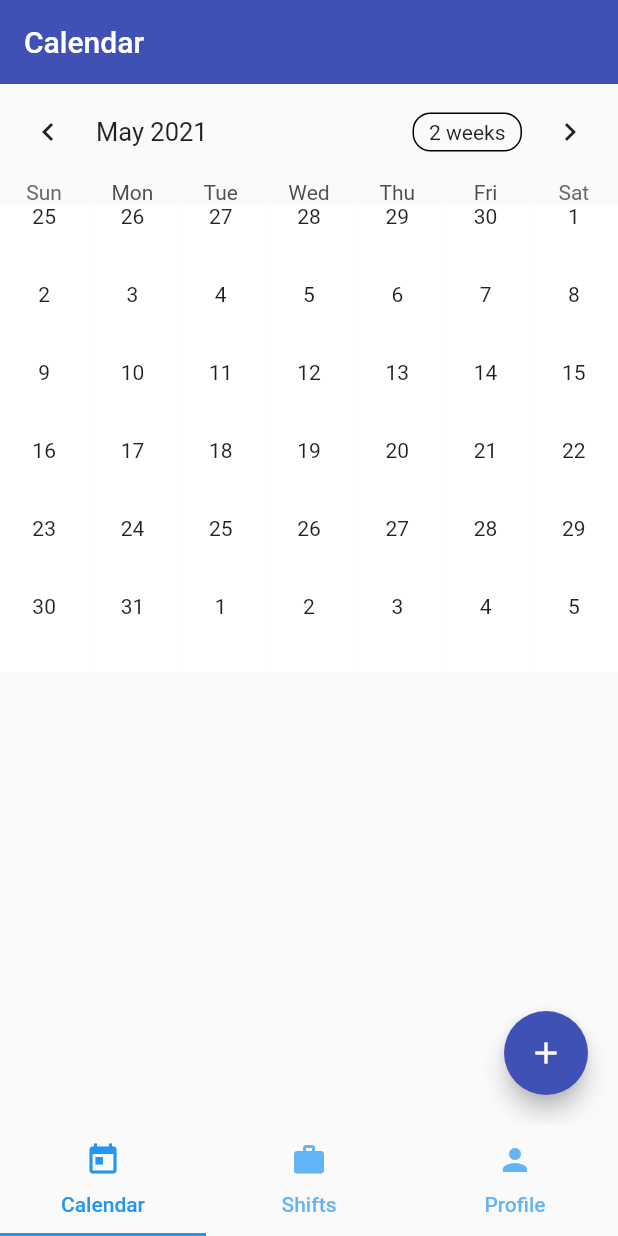
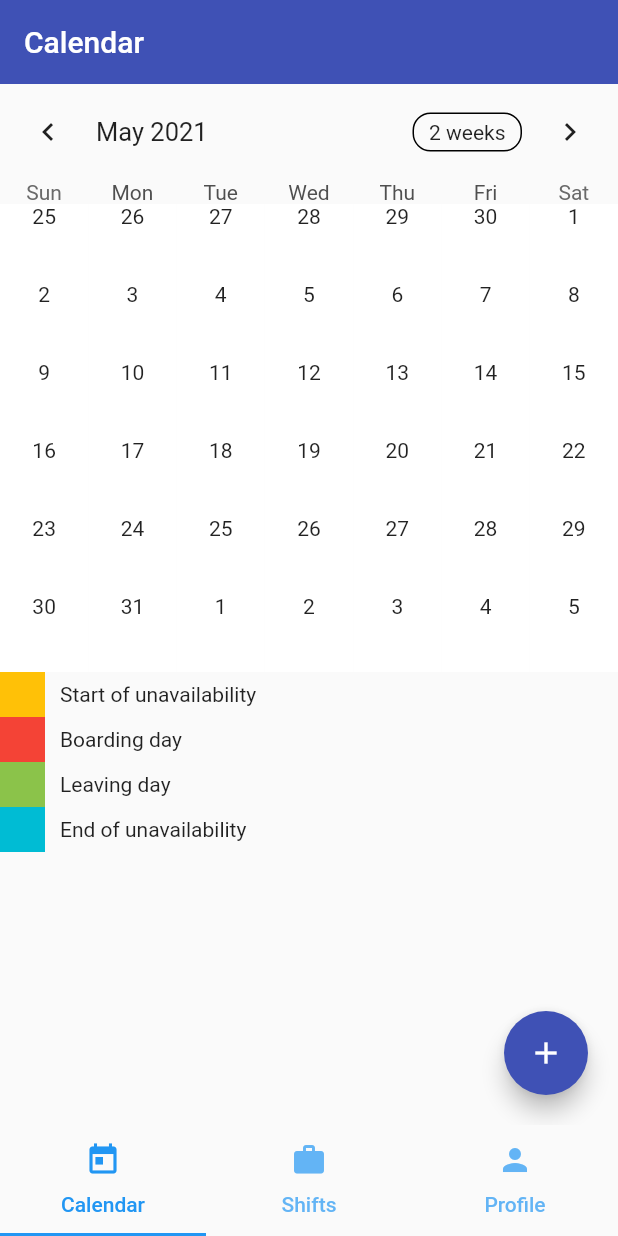
Before and after one commit to rodrigo-sp17/sea-mates, a Flutter app: the HomePage screen opened by its route, on a phone screen of 412 x 824 dp. Run offline on Flutter 3.47's test engine with Material 2 defaults, Android fonts, the phone set to English and light mode, and no system bars; drawn by our look-alikes of table_calendar; our stand-ins replace email_validator, flutter_signin_button, hive, hive_flutter, webview_flutter; accounts and stored records are empty.

Commit message:
feat: Add color captions to Calendar

```diff
--- a/lib/view/calendar_view.dart
+++ b/lib/view/calendar_view.dart
@@ -23,6 +23,12 @@ class _CalendarState extends State<CalendarView> {
       new LinkedHashSet<DateTime>(equals: isSameDay, hashCode: getHashCode);
   final unavailableDates =
       new LinkedHashSet<DateTime>(equals: isSameDay, hashCode: getHashCode);
+
+  final unStartColor = Colors.amber;
+  final boardingColor = Colors.red;
+  final unavailableColor = Colors.grey;
+  final leavingColor = Colors.lightGreen;
+  final unEndColor = Colors.cyan;
 
   void _parseShifts(Iterable<Shift> shifts) {
     shifts.forEach((shift) {
@@ -52,7 +58,8 @@ class _CalendarState extends State<CalendarView> {
               title: Text('Calendar'),
               pinned: true,
             ),
-            Consumer<ShiftListModel>(builder: (context, model, child) {
+            Consumer<ShiftListModel>(
+                builder: (context, model, child) {
                   return FutureBuilder(
                       future: model.shifts,
                       builder: (context, AsyncSnapshot<List<Shift>> snapshot) {
@@ -60,23 +67,24 @@ class _CalendarState extends State<CalendarView> {
                           var shifts = snapshot.data!;
                           _parseShifts(shifts);
                           return SliverList(
-                          delegate:
-                              SliverChildBuilderDelegate((context, int index) {
-                        return TableCalendar(
+                              delegate: SliverChildListDelegate.fixed([
+                            TableCalendar(
                                 calendarBuilders: CalendarBuilders(
                                     prioritizedBuilder:
                                         (context, DateTime day, focusedDay) {
                                   Color color = Colors.white;
-                              if (unavailabilityStartDates.contains(day)) {
-                                color = Colors.amber;
-                              } else if (boardingDates.contains(day)) {
-                                color = Colors.red;
+                                  if (boardingDates.contains(day)) {
+                                    color = boardingColor;
+                                  } else if (unavailabilityStartDates
+                                      .contains(day)) {
+                                    color = unStartColor;
                                   } else if (unavailableDates.contains(day)) {
-                                color = Colors.grey;
-                              } else if (unavailabilityEndDates.contains(day)) {
-                                color = Colors.cyan;
+                                    color = unavailableColor;
                                   } else if (leavingDates.contains(day)) {
-                                color = Colors.greenAccent;
+                                    color = leavingColor;
+                                  } else if (unavailabilityEndDates
+                                      .contains(day)) {
+                                    color = unEndColor;
                                   }
                                   return Container(
                                     alignment: Alignment.topCenter,
@@ -85,10 +93,12 @@ class _CalendarState extends State<CalendarView> {
                                   );
                                 }),
                                 focusedDay: DateTime.now(),
-                            firstDay:
-                                DateTime.now().subtract(Duration(days: 2000)),
-                            lastDay: DateTime.now().add(Duration(days: 2000)));
-                      }, childCount: 1));
+                                firstDay: DateTime.now()
+                                    .subtract(Duration(days: 2000)),
+                                lastDay:
+                                    DateTime.now().add(Duration(days: 2000))),
+                            child!
+                          ]));
                         } else if (snapshot.hasError) {
                           return SliverFillRemaining(
                             child: Center(
@@ -103,7 +113,13 @@ class _CalendarState extends State<CalendarView> {
                           ));
                         }
                       });
-            }),
+                },
+                child: SubtitleTable(<Color, String>{
+                  unStartColor: 'Start of unavailability',
+                  boardingColor: 'Boarding day',
+                  leavingColor: 'Leaving day',
+                  unEndColor: 'End of unavailability'
+                })),
           ],
         ),
         Positioned(
@@ -123,6 +139,39 @@ class _CalendarState extends State<CalendarView> {
   }
 }
 
+class SubtitleTable extends StatelessWidget {
+  const SubtitleTable(this.entries);
+  final Map<Color, String> entries;
+
+  List<TableRow> getRows() {
+    List<TableRow> result = [];
+    entries.forEach((key, value) {
+      result.add(TableRow(
+        children: [
+          Container(
+            color: key,
+            height: 30,
+          ),
+          Padding(
+            padding: EdgeInsets.only(left: 10),
+            child: Text(value),
+          )
+        ],
+      ));
+    });
+    return result;
+  }
+
+  @override
+  Widget build(BuildContext context) {
+    return Table(
+      defaultVerticalAlignment: TableCellVerticalAlignment.middle,
+      columnWidths: {0: FixedColumnWidth(30), 1: FlexColumnWidth()},
+      children: getRows(),
+    );
+  }
+}
+
 int getHashCode(DateTime key) {
   int result = 17;
   result = 31 * result + key.day;
```
Lines whose indentation alone changed are shown as unchanged.
